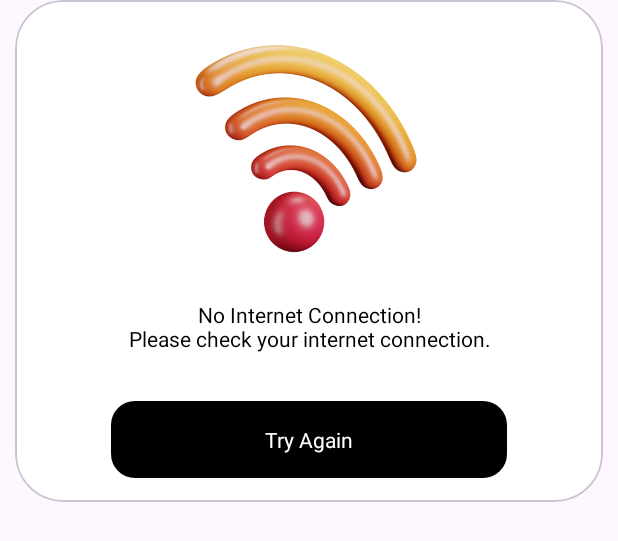
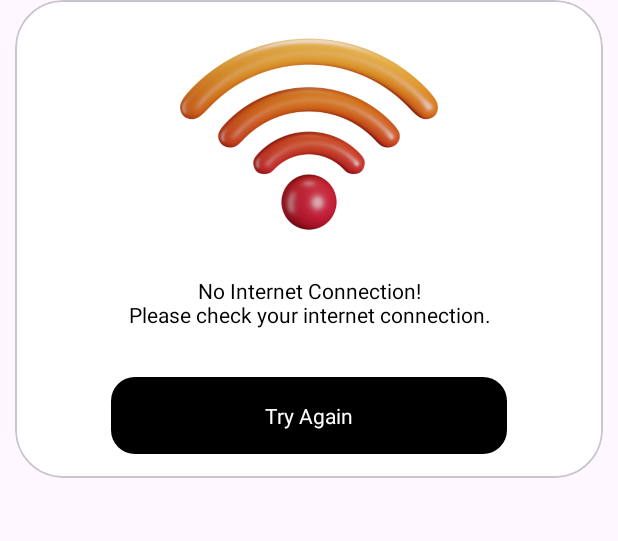
Before and after one commit to ynsemrkurt/CineAI, an Android app: the layout item_no_connection.xml on its own in the app's theme, with its tools: preview values and no code run, on a phone screen of 412 x 824 dp. Shown: the top 541 px of the screen. Run offline under Robolectric (Android 15) with nearby library versions, the phone set to English and light mode, and no system bars; Roboto replaces fonts that are not available here.

Commit message:
feat: Update No Connection View layout

```diff
--- a/app/src/main/res/layout/item_no_connection.xml
+++ b/app/src/main/res/layout/item_no_connection.xml
@@ -17,11 +17,12 @@
             android:id="@+id/imageViewNoWifi"
             android:layout_width="match_parent"
             android:layout_height="0dp"
+            android:layout_marginHorizontal="@dimen/spacer_xx_large"
+            android:contentDescription="@string/no_wifi"
+            android:paddingHorizontal="@dimen/spacer_large"
+            android:scaleType="centerCrop"
+            android:src="@drawable/no_wifi"
             app:layout_constraintDimensionRatio="3:2"
-            android:contentDescription="@string/no_wifi"
-            android:layout_marginHorizontal="@dimen/spacer_xx_large"
-            android:src="@drawable/no_wifi"
-            android:layout_marginTop="@dimen/spacer_small"
             app:layout_constraintEnd_toEndOf="parent"
             app:layout_constraintStart_toStartOf="parent"
             app:layout_constraintTop_toTopOf="parent" />
@@ -30,7 +31,7 @@
             android:id="@+id/textViewContext"
             android:layout_width="0dp"
             android:layout_height="wrap_content"
-            android:layout_margin="@dimen/spacer_medium"
+            android:layout_margin="@dimen/spacer_small"
             android:text="@string/no_wifi_context"
             android:textAlignment="center"
             app:layout_constraintEnd_toEndOf="parent"
```
Also changed, not shown: app/src/main/res/drawable/no_wifi.png.
